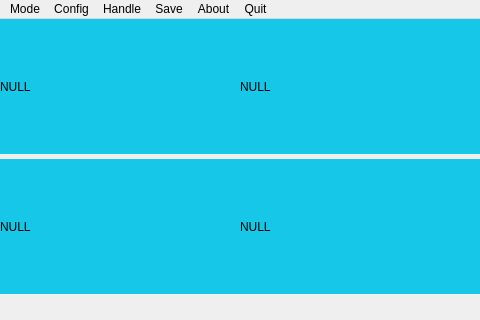
This is ProgrammableCamera/programmablecamera.ui in XintingXu/ProgrammableCamera as Qt 5 draws it before an edit. The edited form follows.
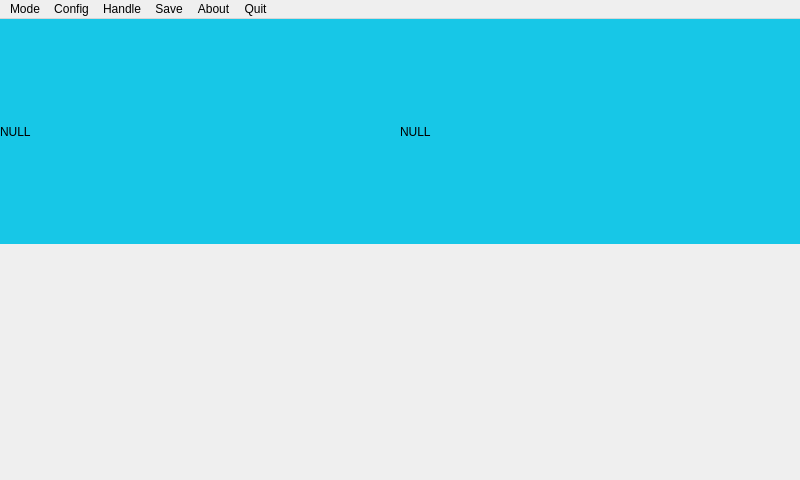
This is the edited form.

Diff of the .ui file:
```diff
--- a/ProgrammableCamera/programmablecamera.ui
+++ b/ProgrammableCamera/programmablecamera.ui
@@ -6,20 +6,20 @@
    <rect>
     <x>0</x>
     <y>0</y>
-    <width>480</width>
-    <height>320</height>
+    <width>800</width>
+    <height>480</height>
    </rect>
   </property>
   <property name="minimumSize">
    <size>
-    <width>480</width>
-    <height>320</height>
+    <width>800</width>
+    <height>480</height>
    </size>
   </property>
   <property name="maximumSize">
    <size>
-    <width>480</width>
-    <height>320</height>
+    <width>800</width>
+    <height>480</height>
    </size>
   </property>
   <property name="windowTitle">
@@ -34,20 +34,20 @@
      <rect>
       <x>0</x>
       <y>0</y>
-      <width>240</width>
-      <height>135</height>
+      <width>400</width>
+      <height>225</height>
      </rect>
     </property>
     <property name="minimumSize">
      <size>
-      <width>240</width>
-      <height>135</height>
+      <width>400</width>
+      <height>225</height>
      </size>
     </property>
     <property name="maximumSize">
      <size>
-      <width>240</width>
-      <height>135</height>
+      <width>400</width>
+      <height>225</height>
      </size>
     </property>
     <property name="styleSheet">
@@ -60,78 +60,22 @@
    <widget class="QLabel" name="labelCamera2">
     <property name="geometry">
      <rect>
-      <x>240</x>
+      <x>400</x>
       <y>0</y>
-      <width>240</width>
-      <height>135</height>
+      <width>400</width>
+      <height>225</height>
      </rect>
     </property>
     <property name="minimumSize">
      <size>
-      <width>240</width>
-      <height>135</height>
+      <width>400</width>
+      <height>225</height>
      </size>
     </property>
     <property name="maximumSize">
      <size>
-      <width>240</width>
-      <height>135</height>
-     </size>
-    </property>
-    <property name="styleSheet">
-     <string notr="true">background-color: rgb(23, 199, 231);</string>
-    </property>
-    <property name="text">
-     <string>NULL</string>
-    </property>
-   </widget>
-   <widget class="QLabel" name="labelCamera3">
-    <property name="geometry">
-     <rect>
-      <x>0</x>
-      <y>140</y>
-      <width>240</width>
-      <height>135</height>
-     </rect>
-    </property>
-    <property name="minimumSize">
-     <size>
-      <width>240</width>
-      <height>135</height>
-     </size>
-    </property>
-    <property name="maximumSize">
-     <size>
-      <width>240</width>
-      <height>135</height>
-     </size>
-    </property>
-    <property name="styleSheet">
-     <string notr="true">background-color: rgb(23, 199, 231);</string>
-    </property>
-    <property name="text">
-     <string>NULL</string>
-    </property>
-   </widget>
-   <widget class="QLabel" name="labelCamera4">
-    <property name="geometry">
-     <rect>
-      <x>240</x>
-      <y>140</y>
-      <width>240</width>
-      <height>135</height>
-     </rect>
-    </property>
-    <property name="minimumSize">
-     <size>
-      <width>240</width>
-      <height>135</height>
-     </size>
-    </property>
-    <property name="maximumSize">
-     <size>
-      <width>240</width>
-      <height>135</height>
+      <width>400</width>
+      <height>225</height>
      </size>
     </property>
     <property name="styleSheet">
@@ -147,8 +91,8 @@
     <rect>
      <x>0</x>
      <y>0</y>
-     <width>480</width>
-     <height>27</height>
+     <width>800</width>
+     <height>25</height>
     </rect>
    </property>
    <widget class="QMenu" name="menuMode">
```
Left out of the diff: 3 changed lines with no effect on the pictures.
